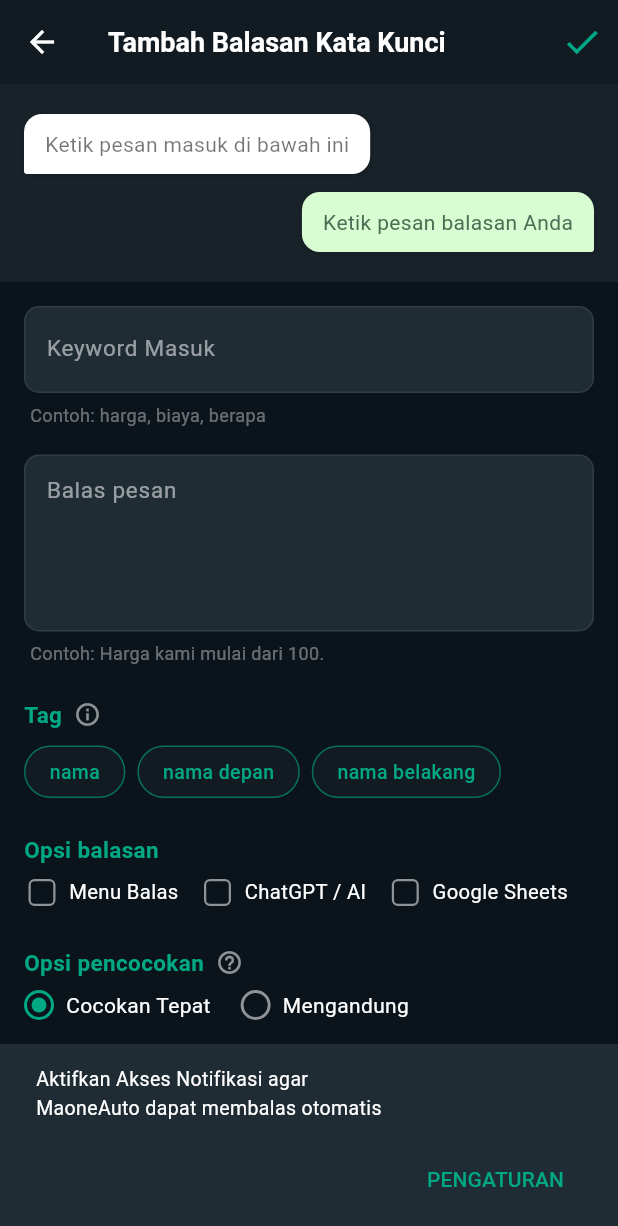
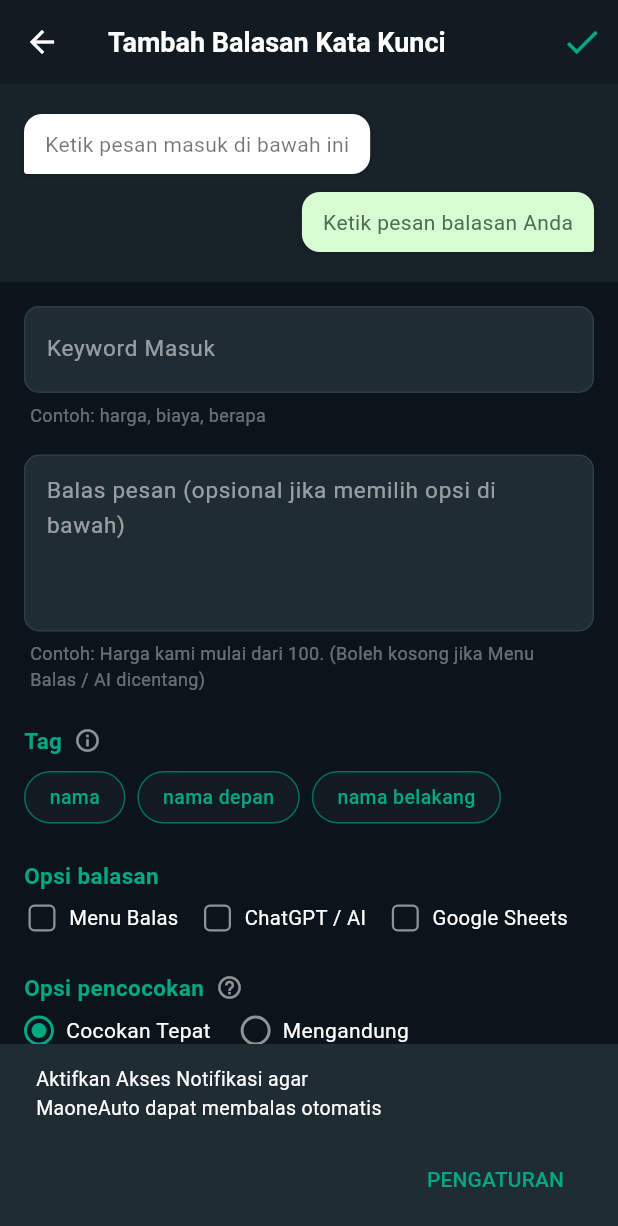
Before and after one commit to maoneart/WhatsAuto, a Flutter app: the AddEditKeywordReplyScreen screen opened directly, after a tap on the "check" icon, on a phone screen of 412 x 824 dp. Shown: the top 1226 px of the screen. Run offline on Flutter 3.47's test engine with Material 3 defaults, Android fonts, the phone set to English and light mode, and no system bars; our stand-ins replace csv, file_picker, shared_preferences; accounts and stored records are empty.

Commit message:
feat: allow empty reply message when dynamic reply source is enabled (v1.0.5+6)

```diff
--- a/lib/screens/add_edit_keyword_reply_screen.dart
+++ b/lib/screens/add_edit_keyword_reply_screen.dart
@@ -75,10 +75,11 @@ class _AddEditKeywordReplyScreenState extends State<AddEditKeywordReplyScreen> {
       return;
     }
 
-    if (reply.isEmpty) {
+    final hasDynamicSource = _useMenuReply || _useAiReply || _useGoogleSheets;
+    if (reply.isEmpty && !hasDynamicSource) {
       ScaffoldMessenger.of(context).showSnackBar(
         const SnackBar(
-          content: Text('Pesan balasan tidak boleh kosong!'),
+          content: Text('Tulis pesan balasan, atau centang salah satu Opsi Balasan (Menu Balas / AI / Google Sheets)!'),
           backgroundColor: Colors.redAccent,
         ),
       );
@@ -201,8 +202,20 @@ class _AddEditKeywordReplyScreenState extends State<AddEditKeywordReplyScreen> {
                       ),
                       child: Text(
                         _replyController.text.trim().isEmpty
-                            ? 'Ketik pesan balasan Anda'
-                            : _replyController.text.trim(),
+                            ? (_useMenuReply
+                                ? '📋 [Menu Balas Aktif]\n(Pohon menu otomatis terkirim)'
+                                : (_useAiReply
+                                    ? '🤖 [Balasan AI Aktif]\n(Dijawab otomatis oleh AI)'
+                                    : (_useGoogleSheets
+                                        ? '📊 [Google Sheets Aktif]\n(Data spreadsheet terkirim)'
+                                        : 'Ketik pesan balasan Anda')))
+                            : (_useMenuReply
+                                ? '${_replyController.text.trim()}\n\n📋 [+ Menu Balas terlampir]'
+                                : (_useAiReply
+                                    ? '${_replyController.text.trim()}\n\n🤖 [+ Jawaban AI terlampir]'
+                                    : (_useGoogleSheets
+                                        ? '${_replyController.text.trim()}\n\n📊 [+ Data Sheets terlampir]'
+                                        : _replyController.text.trim()))),
                         style: TextStyle(
                           color: _replyController.text.trim().isEmpty
                               ? const Color(0xFF4B6E55)
@@ -264,7 +277,7 @@ class _AddEditKeywordReplyScreenState extends State<AddEditKeywordReplyScreen> {
                       maxLines: 4,
                       onChanged: (_) => setState(() {}),
                       decoration: const InputDecoration(
-                        hintText: 'Balas pesan',
+                        hintText: 'Balas pesan (opsional jika memilih opsi di bawah)',
                         hintStyle: TextStyle(color: Colors.white54, fontSize: 15),
                         border: InputBorder.none,
                       ),
@@ -274,7 +287,7 @@ class _AddEditKeywordReplyScreenState extends State<AddEditKeywordReplyScreen> {
                   const Padding(
                     padding: EdgeInsets.only(left: 4),
                     child: Text(
-                      'Contoh: Harga kami mulai dari 100.',
+                      'Contoh: Harga kami mulai dari 100. (Boleh kosong jika Menu Balas / AI dicentang)',
                       style: TextStyle(color: Colors.white38, fontSize: 12),
                     ),
                   ),
--- a/lib/services/auto_reply_engine.dart
+++ b/lib/services/auto_reply_engine.dart
@@ -54,9 +54,14 @@ class AutoReplyEngine {
 
           if (rule.useMenuReply) {
             _sessions[senderId] = 'parent';
+            if (reply.trim().isEmpty) {
+              return renderMenu('parent');
+            }
             return '$reply\n\n${renderMenu('parent')}';
           }
-          return reply;
+          if (reply.trim().isNotEmpty) {
+            return reply;
+          }
         }
       }
     }
--- a/pubspec.yaml
+++ b/pubspec.yaml
@@ -1,7 +1,7 @@
 name: maoneauto
 description: "MaoneAuto - Smart Auto Reply & Tree Menu Bot for WhatsApp by MaoneArt"
 publish_to: 'none'
-version: 1.0.4+5
+version: 1.0.5+6
 
 environment:
   sdk: '>=3.0.0 <4.0.0'
```
Also changed, not shown: 1 other file.
